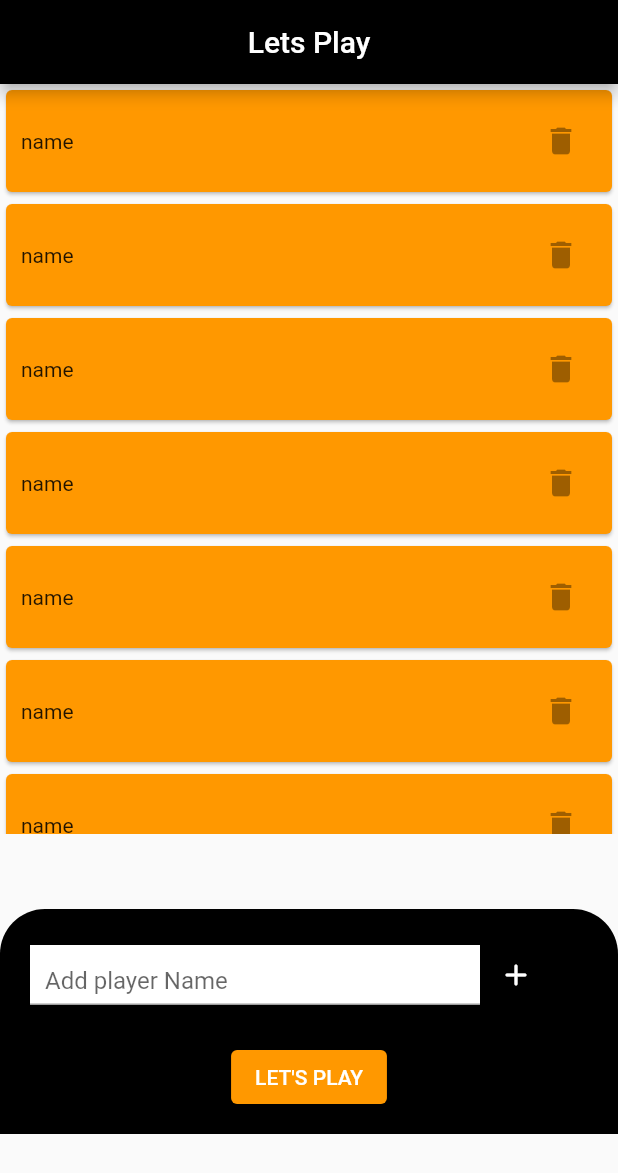
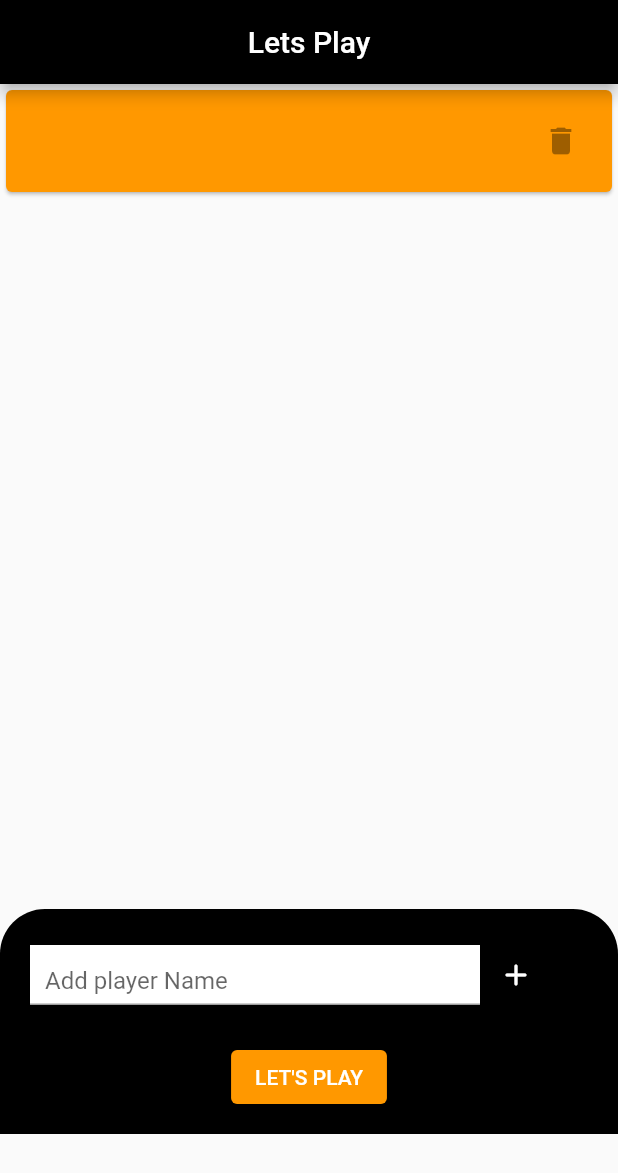
Before and after one commit to boneyjohns/mindmingles-machine-test, a Flutter app: the screen it shows after launch, after a tap on the "add" icon, on a phone screen of 412 x 824 dp. Shown: the top 1173 px of the screen. Run offline on Flutter 3.47's test engine with Material 2 defaults, Android fonts, the phone set to English and light mode, and no system bars; our stand-ins replace get.

Commit message:
task finished

```diff
--- /dev/null
+++ b/lib/const/colors.dart
@@ -0,0 +1,6 @@
+import 'package:flutter/material.dart';
+
+const kblack = Colors.black;
+const kwhite = Colors.white;
+const korange = Colors.orange;
+const kred = Colors.red;
--- /dev/null
+++ b/lib/controller/playercontroller.dart
@@ -0,0 +1,12 @@
+import 'dart:developer';
+
+import 'package:get/get.dart';
+
+class Playercontroller extends GetxController {
+  var players = [].obs;
+
+  addplayer(String name) {
+    players.add(name);
+    log("$name is added");
+  }
+}
--- a/lib/main.dart
+++ b/lib/main.dart
@@ -1,5 +1,6 @@
 import 'package:flutter/material.dart';
-import 'package:mind_mingles/views/home.dart';
+import 'package:get/get.dart';
+import 'package:mind_mingles/views/homescreen/home.dart';
 
 void main() {
   runApp(const MyApp());
@@ -10,7 +11,8 @@ class MyApp extends StatelessWidget {
 
   @override
   Widget build(BuildContext context) {
-    return const MaterialApp(
+    return GetMaterialApp(
+      debugShowCheckedModeBanner: false,
       home: Myhome(),
     );
   }
--- a/lib/views/home.dart
+++ /dev/null
@@ -1,73 +0,0 @@
-import 'package:flutter/material.dart';
-import 'package:mind_mingles/widget/mybutton.dart';
-import 'package:mind_mingles/widget/player_name_widget.dart';
-
-class Myhome extends StatelessWidget {
-  Myhome({super.key});
-  TextEditingController namecontroller = TextEditingController();
-  @override
-  Widget build(BuildContext context) {
-    return Scaffold(
-      appBar: AppBar(
-        backgroundColor: Colors.black,
-        title: const Text(
-          "Lets Play",
-          style: TextStyle(color: Colors.white),
-        ),
-        centerTitle: true,
-      ),
-      body: SingleChildScrollView(
-        child: Column(children: [
-          SizedBox(
-            height: 500,
-            child: ListView.builder(
-              itemBuilder: (context, index) {
-                return PlayerName(name: 'name');
-              },
-              itemCount: 10,
-            ),
-          ),
-          const SizedBox(height: 50),
-          Container(
-            height: 150,
-            decoration: const BoxDecoration(
-              borderRadius: BorderRadius.only(
-                topLeft: Radius.circular(30),
-                topRight: Radius.circular(30),
-              ),
-              color: Colors.black,
-            ),
-            child: Column(
-              children: [
-                Padding(
-                  padding: const EdgeInsets.all(20),
-                  child: Row(
-                    children: [
-                      Container(
-                          color: Colors.white,
-                          height: 40,
-                          width: 300,
-                          child: TextFormField(
-                            decoration: const InputDecoration(
-                                contentPadding: EdgeInsets.all(10),
-                                hintText: "Add player Name"),
-                          )),
-                      IconButton(
-                        onPressed: () {},
-                        icon: const Icon(
-                          Icons.add_rounded,
-                          color: Colors.white,
-                        ),
-                      ),
-                    ],
-                  ),
-                ),
-                Mybutton(onPress: () {})
-              ],
-            ),
-          )
-        ]),
-      ),
-    );
-  }
-}
--- /dev/null
+++ b/lib/views/homescreen/home.dart
@@ -0,0 +1,48 @@
+import 'package:flutter/material.dart';
+import 'package:get/get.dart';
+import 'package:mind_mingles/const/colors.dart';
+import 'package:mind_mingles/controller/playercontroller.dart';
+import 'package:mind_mingles/views/widget/mybottomsheet.dart';
+import 'package:mind_mingles/views/widget/player_name_widget.dart';
+
+class Myhome extends StatelessWidget {
+  Myhome({super.key});
+  final TextEditingController namecontroller = TextEditingController();
+  final playercontroller = Get.put(Playercontroller());
+  @override
+  Widget build(BuildContext context) {
+    return Scaffold(
+      appBar: AppBar(
+        backgroundColor: kblack,
+        title: const Text(
+          "Lets Play",
+          style: TextStyle(color: kwhite),
+        ),
+        centerTitle: true,
+      ),
+      body: SingleChildScrollView(
+        child: Column(children: [
+          SizedBox(
+              height: 500,
+              child: GetX<Playercontroller>(
+                builder: (c) {
+                  return ListView.builder(
+                    itemBuilder: (context, index) {
+                      return PlayerName(
+                        name: c.players[index],
+                        index: index,
+                      );
+                    },
+                    itemCount: c.players.length,
+                  );
+                },
+              )),
+          const SizedBox(height: 50),
+          MyBottomSheet(
+              namecontroller: namecontroller,
+              playercontroller: playercontroller)
+        ]),
+      ),
+    );
+  }
+}
--- /dev/null
+++ b/lib/views/widget/mybottomsheet.dart
@@ -0,0 +1,74 @@
+import 'package:flutter/material.dart';
+import 'package:get/get.dart';
+import 'package:mind_mingles/const/colors.dart';
+import 'package:mind_mingles/controller/playercontroller.dart';
+import 'package:mind_mingles/views/widget/mybutton.dart';
+
+class MyBottomSheet extends StatelessWidget {
+  const MyBottomSheet({
+    super.key,
+    required this.namecontroller,
+    required this.playercontroller,
+  });
+
+  final TextEditingController namecontroller;
+  final Playercontroller playercontroller;
+
+  @override
+  Widget build(BuildContext context) {
+    return Container(
+      height: 150,
+      decoration: const BoxDecoration(
+          borderRadius: BorderRadius.only(
+            topLeft: Radius.circular(30),
+            topRight: Radius.circular(30),
+          ),
+          color: kblack),
+      child: Column(
+        children: [
+          Padding(
+            padding: const EdgeInsets.all(20),
+            child: Row(
+              children: [
+                Container(
+                    color: kwhite,
+                    height: 40,
+                    width: 300,
+                    child: TextFormField(
+                      controller: namecontroller,
+                      decoration: const InputDecoration(
+                          contentPadding: EdgeInsets.all(10),
+                          hintText: "Add player Name"),
+                    )),
+                IconButton(
+                  onPressed: () {
+                    playercontroller.addplayer(namecontroller.text);
+                    namecontroller.text = '';
+                  },
+                  icon: const Icon(
+                    Icons.add_rounded,
+                    color: kwhite,
+                  ),
+                ),
+              ],
+            ),
+          ),
+          Mybutton(onPress: () {
+            if (playercontroller.players.length >= 3) {
+              Get.snackbar('Game starts Now', "Lets Start play",
+                  backgroundColor: korange,
+                  snackPosition: SnackPosition.BOTTOM,
+                  duration: const Duration(seconds: 1));
+            } else {
+              Get.snackbar(
+                  "Sorry we can't start game", "Game will Start Shortly",
+                  backgroundColor: kred,
+                  snackPosition: SnackPosition.BOTTOM,
+                  duration: const Duration(seconds: 1));
+            }
+          })
+        ],
+      ),
+    );
+  }
+}
--- a/lib/widget/mybutton.dart
+++ b/lib/views/widget/mybutton.dart
@@ -1,17 +1,18 @@
 import 'package:flutter/material.dart';
+import 'package:mind_mingles/const/colors.dart';
 
 class Mybutton extends StatelessWidget {
-  Mybutton({super.key, required this.onPress});
-  Function() onPress;
+  const Mybutton({super.key, required this.onPress});
+  final Function() onPress;
   @override
   Widget build(BuildContext context) {
     return ElevatedButton(
       onPressed: onPress,
+      style: ElevatedButton.styleFrom(backgroundColor: korange),
       child: const Text(
         "LET'S PLAY",
-        style: TextStyle(color: Colors.white),
+        style: TextStyle(color: kwhite),
       ),
-      style: ElevatedButton.styleFrom(backgroundColor: Colors.orange),
     );
   }
 }
--- a/lib/widget/player_name_widget.dart
+++ b/lib/views/widget/player_name_widget.dart
@@ -1,12 +1,17 @@
 import 'package:flutter/material.dart';
+import 'package:get/get.dart';
+import 'package:mind_mingles/const/colors.dart';
+import 'package:mind_mingles/controller/playercontroller.dart';
 
 class PlayerName extends StatelessWidget {
-  const PlayerName({super.key, required this.name});
+  PlayerName({super.key, required this.name, required this.index});
   final String name;
+  final int index;
+  final playercontroller = Get.put(Playercontroller());
   @override
   Widget build(BuildContext context) {
     return Card(
-      color: Colors.orange,
+      color: korange,
       child: Padding(
           padding: const EdgeInsets.all(10),
           child: Row(
@@ -14,7 +19,9 @@ class PlayerName extends StatelessWidget {
             children: [
               Text(name),
               IconButton(
-                  onPressed: () {},
+                  onPressed: () {
+                    playercontroller.players.removeAt(index);
+                  },
                   icon: const Icon(
                     Icons.delete,
                     color: Colors.black38,
--- a/pubspec.yaml
+++ b/pubspec.yaml
@@ -35,6 +35,7 @@ dependencies:
   # The following adds the Cupertino Icons font to your application.
   # Use with the CupertinoIcons class for iOS style icons.
   cupertino_icons: ^1.0.2
+  get: ^4.6.5
 
 dev_dependencies:
   flutter_test:
```
Also changed, not shown: pubspec.lock.
